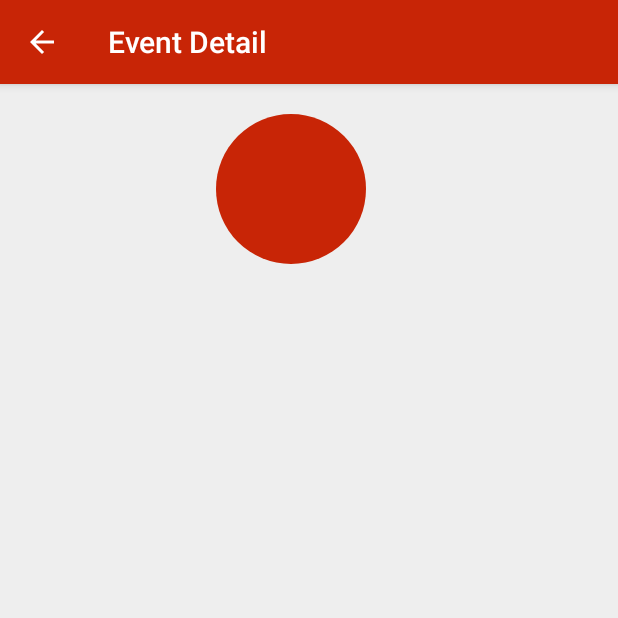
After one commit to nks2180/GitHubUser, an Android app: the GitEventDetailActivity screen opened directly, with no data from a screen before it, on a phone screen of 412 x 824 dp, the top half of it. The commit adds this screen. Run offline under Robolectric (Android 15) with nearby library versions, the phone set to English and light mode, and no system bars; our stand-ins replace ButterKnife.

Commit message:
Event Detail page added

```diff
--- a/app/src/main/AndroidManifest.xml
+++ b/app/src/main/AndroidManifest.xml
@@ -44,6 +44,11 @@
             android:exported="false"
             android:theme="@style/AppTheme"
             android:windowSoftInputMode="adjustResize"/>
+        <activity
+            android:name="com.app.gitevent.activity.GitEventDetailActivity"
+            android:exported="false"
+            android:theme="@style/AppTheme"
+            android:windowSoftInputMode="adjustResize"/>
     </application>
 
 </manifest>
--- /dev/null
+++ b/app/src/main/java/com/app/gitevent/activity/GitEventDetailActivity.java
@@ -0,0 +1,110 @@
+package com.app.gitevent.activity;
+
+import android.content.Context;
+import android.graphics.drawable.GradientDrawable;
+import android.os.Bundle;
+import android.support.v7.app.AppCompatActivity;
+import android.text.TextUtils;
+import android.view.MenuItem;
+import android.view.View;
+
+import com.app.gitevent.R;
+import com.app.gitevent.customViews.GitTextView;
+import com.app.gitevent.model.GitEvent;
+import com.app.gitevent.utils.GitUtils;
+
+import butterknife.BindView;
+import butterknife.ButterKnife;
+
+/**
+ * Created by niranjan on 12/16/16.
+ */
+
+public class GitEventDetailActivity extends AppCompatActivity {
+    Context mContext;
+    GitEvent mEvent;
+    @BindView(R.id.txtVw_initial)
+    GitTextView txtVwInitial;
+    @BindView(R.id.txtVw_eventName)
+    GitTextView txtVwEventName;
+    @BindView(R.id.txtVw_branch)
+    GitTextView txtVwBranch;
+    @BindView(R.id.txtVw_dateTime)
+    GitTextView txtVwDateTime;
+    @BindView(R.id.txtVw_description)
+    GitTextView txtVwDescription;
+    @BindView(R.id.txtVw_actor)
+    GitTextView txtVwActor;
+    @BindView(R.id.txtVw_repoName)
+    GitTextView txtVwRepoName;
+    @BindView(R.id.txtVw_repoId)
+    GitTextView txtVwRepoId;
+    @BindView(R.id.txtVw_repoIsPublic)
+    GitTextView txtVwRepoIsPublic;
+    @BindView(R.id.txtVw_actorUrl)
+    GitTextView txtVwActorUrl;
+    @BindView(R.id.txtVw_payloadReference)
+    GitTextView txtVwPayloadReference;
+    @BindView(R.id.txtVw_payloadHead)
+    GitTextView txtVwPayloadHead;
+    @BindView(R.id.txtVw_pushId)
+    GitTextView txtVwPushId;
+
+    protected void onCreate(Bundle savedInstanceState) {
+        super.onCreate(savedInstanceState);
+        setContentView(R.layout.activity_event_detail);
+        ButterKnife.bind(this);
+        getSupportActionBar().setTitle("Event Detail");
+        getSupportActionBar().setDisplayHomeAsUpEnabled(true);
+        mContext = this;
+        Bundle bundle = getIntent().getExtras();
+        if (null != bundle && bundle.containsKey(GitUtils.EXTRA_EVENT_OBJ))
+            mEvent = (GitEvent) bundle.getSerializable(GitUtils.EXTRA_EVENT_OBJ);
+        if (null != mEvent)
+            loadDataIntoUI();
+
+
+    }
+
+    @Override
+    public boolean onOptionsItemSelected(MenuItem item) {
+        switch (item.getItemId()) {
+            case android.R.id.home:
+                onBackPressed();
+                return true;
+            default:
+                return super.onOptionsItemSelected(item);
+        }
+    }
+
+    private void loadDataIntoUI() {
+        txtVwDateTime.setText(GitUtils.getTimeAgo(GitUtils.yyyyMMddhhmmZ, mEvent.getCreatedAt()));
+        txtVwBranch.setText(mEvent.getRepo().getName());
+        GitUtils.setTitleDetailText("Actor Id:", mEvent.getActor().getLogin(), txtVwActor);
+        GitUtils.setTitleDetailText("Repo Id:", String.valueOf(mEvent.getRepo().getId()), txtVwRepoId);
+        GitUtils.setTitleDetailText("Repo Name:", mEvent.getRepo().getName(), txtVwRepoName);
+        GitUtils.setTitleDetailText("Is Repo Public:", String.valueOf(mEvent.isPublicX()), txtVwRepoIsPublic);
+        GitUtils.setTitleDetailText("Actor Url:", mEvent.getActor().getUrl(), txtVwActorUrl);
+        GitUtils.setTitleDetailText("Payload Reference:", String.valueOf(mEvent.getPayload().getRef()), txtVwPayloadReference);
+        GitUtils.setTitleDetailText("Payload Head Id:", String.valueOf(mEvent.getPayload().getHead()), txtVwPayloadHead);
+        GitUtils.setTitleDetailText("Push Id:", String.valueOf(mEvent.getPayload().getPushId()), txtVwPushId);
+
+        if (!TextUtils.isEmpty(mEvent.getType())) {
+            txtVwEventName.setText(mEvent.getType());
+            Character initial = mEvent.getType().charAt(0);
+            GradientDrawable drawable = (GradientDrawable) txtVwInitial.getBackground();
+            drawable.setColor(GitUtils.getColorForName(mContext, initial));
+            txtVwInitial.setText(String.valueOf(initial));
+        }
+
+        txtVwDescription.setVisibility(View.VISIBLE);
+        if (!TextUtils.isEmpty(mEvent.getPayload().getDescription()))
+            txtVwDescription.setText(mEvent.getPayload().getDescription());
+        else if (null != mEvent.getPayload().getIssue() && !TextUtils.isEmpty(mEvent.getPayload().getIssue().getTitle()))
+            txtVwDescription.setText(mEvent.getPayload().getIssue().getTitle());
+        else if (null != mEvent.getPayload() && null != mEvent.getPayload().getCommits() && mEvent.getPayload().getCommits().size() > 0)
+            GitUtils.setTextIntoTextView(txtVwDescription, mEvent.getPayload().getCommits().get(0).getMessage());
+        else
+            txtVwDescription.setVisibility(View.GONE);
+    }
+}
--- a/app/src/main/java/com/app/gitevent/model/GitActor.java
+++ b/app/src/main/java/com/app/gitevent/model/GitActor.java
@@ -2,13 +2,15 @@ package com.app.gitevent.model;
 
 import com.bluelinelabs.logansquare.annotation.JsonField;
 import com.bluelinelabs.logansquare.annotation.JsonObject;
+
+import java.io.Serializable;
 
 /**
  * Created by niranjan on 12/13/16.
  */
 
 @JsonObject
-public class GitActor {
+public class GitActor implements Serializable{
     @JsonField(name = "id")
     private int id;
     @JsonField(name = "login")
--- a/app/src/main/java/com/app/gitevent/model/Issue.java
+++ b/app/src/main/java/com/app/gitevent/model/Issue.java
@@ -3,13 +3,14 @@ package com.app.gitevent.model;
 import com.bluelinelabs.logansquare.annotation.JsonField;
 import com.bluelinelabs.logansquare.annotation.JsonObject;
 
+import java.io.Serializable;
 import java.util.List;
 
 /**
  * Created by niranjan on 12/14/16.
  */
 @JsonObject
-public class Issue {
+public class Issue implements Serializable{
     @JsonField(name = "url")
     private String url;
     @JsonField(name = "repository_url")
--- a/app/src/main/java/com/app/gitevent/model/Labels.java
+++ b/app/src/main/java/com/app/gitevent/model/Labels.java
@@ -3,11 +3,13 @@ package com.app.gitevent.model;
 import com.bluelinelabs.logansquare.annotation.JsonField;
 import com.bluelinelabs.logansquare.annotation.JsonObject;
 
+import java.io.Serializable;
+
 /**
  * Created by niranjan on 12/14/16.
  */
 @JsonObject
-public class Labels {
+public class Labels implements Serializable{
     @JsonField(name = "id")
     private int id;
     @JsonField(name = "url")
--- a/app/src/main/java/com/app/gitevent/model/User.java
+++ b/app/src/main/java/com/app/gitevent/model/User.java
@@ -3,11 +3,13 @@ package com.app.gitevent.model;
 import com.bluelinelabs.logansquare.annotation.JsonField;
 import com.bluelinelabs.logansquare.annotation.JsonObject;
 
+import java.io.Serializable;
+
 /**
  * Created by niranjan on 12/14/16.
  */
 @JsonObject
-public class User {
+public class User implements Serializable{
     @JsonField(name = "login")
     private String login;
     @JsonField(name = "id")
--- /dev/null
+++ b/app/src/main/res/layout/activity_event_detail.xml
@@ -0,0 +1,171 @@
+<?xml version="1.0" encoding="utf-8"?>
+<LinearLayout xmlns:android="http://schemas.android.com/apk/res/android"
+              xmlns:tools="http://schemas.android.com/tools"
+              android:layout_width="match_parent"
+              android:layout_height="match_parent"
+              android:background="@color/bg_activity"
+              android:orientation="vertical"
+              android:padding="@dimen/margin_twenty">
+
+
+    <com.app.gitevent.customViews.GitTextView
+        android:id="@+id/txtVw_initial"
+        android:layout_width="100dp"
+        android:layout_height="100dp"
+        android:layout_gravity="center_horizontal"
+        android:layout_marginRight="@dimen/margin_twelve"
+        android:background="@drawable/ic_round_slot"
+        android:gravity="center"
+        android:textColor="@color/white"
+        android:textSize="@dimen/font_eighteen"
+        android:textStyle="bold"
+        android:transitionName="@string/transition_detail_initials"
+        tools:text="P"/>
+
+    <com.app.gitevent.customViews.GitTextView
+        android:id="@+id/txtVw_eventName"
+        android:layout_width="match_parent"
+        android:layout_height="wrap_content"
+        android:layout_marginTop="@dimen/margin_twenty"
+        android:gravity="center_horizontal"
+        android:textColor="@color/black"
+        android:textSize="@dimen/font_twenty"
+        android:textStyle="bold"
+        tools:text="CreateEvent"/>
+
+    <com.app.gitevent.customViews.GitTextView
+        android:id="@+id/txtVw_branch"
+        android:layout_width="match_parent"
+        android:layout_height="wrap_content"
+        android:layout_below="@id/txtVw_eventName"
+        android:layout_marginTop="@dimen/margin_eight"
+        android:layout_toRightOf="@id/txtVw_initial"
+        android:gravity="center_horizontal"
+        android:textColor="@color/dark_grey"
+        android:textSize="@dimen/font_sixteen"
+        tools:text="Master"/>
+
+    <com.app.gitevent.customViews.GitTextView
+        android:id="@+id/txtVw_dateTime"
+        android:layout_width="match_parent"
+        android:layout_height="wrap_content"
+        android:layout_alignParentRight="true"
+        android:layout_marginLeft="@dimen/margin_eight"
+        android:layout_marginRight="@dimen/margin_eight"
+        android:layout_marginTop="@dimen/margin_eight"
+        android:gravity="center_horizontal"
+        android:textColor="@color/light_grey"
+        android:textSize="@dimen/font_twelve"
+        tools:text="Dec 13, 2016"/>
+
+    <com.app.gitevent.customViews.GitTextView
+        android:id="@+id/txtVw_description"
+        android:layout_width="match_parent"
+        android:layout_height="wrap_content"
+        android:layout_below="@id/txtVw_branch"
+        android:layout_marginTop="@dimen/margin_twenty"
+        android:layout_toRightOf="@id/txtVw_initial"
+        android:maxLines="2"
+        android:textColor="@color/dark_grey"
+        android:textSize="@dimen/font_sixteen"
+        tools:text="This is a test commit and just used for testing"/>
+
+    <com.app.gitevent.customViews.GitTextView
+        android:id="@+id/txtVw_actor"
+        android:layout_width="match_parent"
+        android:layout_height="wrap_content"
+        android:layout_below="@id/txtVw_branch"
+        android:layout_marginTop="@dimen/margin_four"
+        android:layout_toRightOf="@id/txtVw_initial"
+        android:maxLines="2"
+        android:textColor="@color/dark_grey"
+        android:textSize="@dimen/font_sixteen"
+        tools:text="Actor ID: nks2180"/>
+
+    <com.app.gitevent.customViews.GitTextView
+        android:id="@+id/txtVw_payloadReference"
+        android:layout_width="match_parent"
+        android:layout_height="wrap_content"
+        android:layout_below="@id/txtVw_branch"
+        android:layout_marginTop="@dimen/margin_four"
+        android:layout_toRightOf="@id/txtVw_initial"
+        android:maxLines="2"
+        android:textColor="@color/dark_grey"
+        android:textSize="@dimen/font_sixteen"
+        tools:text="Payload Reference:  12345"/>
+
+    <com.app.gitevent.customViews.GitTextView
+        android:id="@+id/txtVw_pushId"
+        android:layout_width="match_parent"
+        android:layout_height="wrap_content"
+        android:layout_below="@id/txtVw_branch"
+        android:layout_marginTop="@dimen/margin_four"
+        android:layout_toRightOf="@id/txtVw_initial"
+        android:maxLines="2"
+        android:textColor="@color/dark_grey"
+        android:textSize="@dimen/font_sixteen"
+        tools:text="Push ID:  12345"/>
+
+    <com.app.gitevent.customViews.GitTextView
+        android:id="@+id/txtVw_actorUrl"
+        android:layout_width="match_parent"
+        android:layout_height="wrap_content"
+        android:layout_below="@id/txtVw_branch"
+        android:layout_marginTop="@dimen/margin_four"
+        android:layout_toRightOf="@id/txtVw_initial"
+        android:maxLines="2"
+        android:textColor="@color/dark_grey"
+        android:textSize="@dimen/font_sixteen"
+        tools:text="www.google.com"/>
+
+    <com.app.gitevent.customViews.GitTextView
+        android:id="@+id/txtVw_repoName"
+        android:layout_width="match_parent"
+        android:layout_height="wrap_content"
+        android:layout_below="@id/txtVw_branch"
+        android:layout_marginTop="@dimen/margin_four"
+        android:layout_toRightOf="@id/txtVw_initial"
+        android:maxLines="2"
+        android:textColor="@color/dark_grey"
+        android:textSize="@dimen/font_sixteen"
+        tools:text="Repo Name: Master"/>
+
+    <com.app.gitevent.customViews.GitTextView
+        android:id="@+id/txtVw_repoId"
+        android:layout_width="match_parent"
+        android:layout_height="wrap_content"
+        android:layout_below="@id/txtVw_branch"
+        android:layout_marginTop="@dimen/margin_four"
+        android:layout_toRightOf="@id/txtVw_initial"
+        android:maxLines="2"
+        android:textColor="@color/dark_grey"
+        android:textSize="@dimen/font_sixteen"
+        tools:text="RepoID:  12345"/>
+
+
+    <com.app.gitevent.customViews.GitTextView
+        android:id="@+id/txtVw_payloadHead"
+        android:layout_width="match_parent"
+        android:layout_height="wrap_content"
+        android:layout_below="@id/txtVw_branch"
+        android:layout_marginTop="@dimen/margin_four"
+        android:layout_toRightOf="@id/txtVw_initial"
+        android:maxLines="2"
+        android:textColor="@color/dark_grey"
+        android:textSize="@dimen/font_sixteen"
+        tools:text="Payload Head ID:  12345"/>
+
+    <com.app.gitevent.customViews.GitTextView
+        android:id="@+id/txtVw_repoIsPublic"
+        android:layout_width="match_parent"
+        android:layout_height="wrap_content"
+        android:layout_below="@id/txtVw_branch"
+        android:layout_marginTop="@dimen/margin_four"
+        android:layout_toRightOf="@id/txtVw_initial"
+        android:maxLines="2"
+        android:textColor="@color/dark_grey"
+        android:textSize="@dimen/font_sixteen"
+        tools:text="true"/>
+
+
+</LinearLayout>
--- a/app/src/main/res/values/strings.xml
+++ b/app/src/main/res/values/strings.xml
@@ -5,6 +5,8 @@
     <string name="transition_login_image" translatable="false">transition_login_image</string>
     <string name="transition_fab_account" translatable="false">transition_account_fab</string>
     <string name="transition_fab_avatar" translatable="false">transition_avatar</string>
+    <string name="transition_detail_initials"  translatable="false">transition_detail_initials</string>
+    <string name="transition_event_name"  translatable="false">transition_event_name</string>
     <string name="please_wait">Please wait</string>
     <string name="dot_bullet">\u2022</string>
 
```
Also changed, not shown: app/src/main/java/com/app/gitevent/activity/GitEventsActivity.java (+13 -1 lines), app/src/main/java/com/app/gitevent/activity/ProfileActivity.java (+13 -0 lines), app/src/main/java/com/app/gitevent/adapter/GitEventsAdapter.java (+18 -3 lines), app/src/main/java/com/app/gitevent/model/Author.java (added, +33 -0 lines), app/src/main/java/com/app/gitevent/model/Commit.java (added, +67 -0 lines), app/src/main/java/com/app/gitevent/model/GitPayload.java (+30 -1 lines), app/src/main/java/com/app/gitevent/utils/GitUtils.java (+24 -7 lines), app/src/main/java/com/app/gitevent/viewHolders/EventsViewHolder.java (+15 -10 lines), app/src/main/res/layout/row_events.xml (+11 -6 lines).
